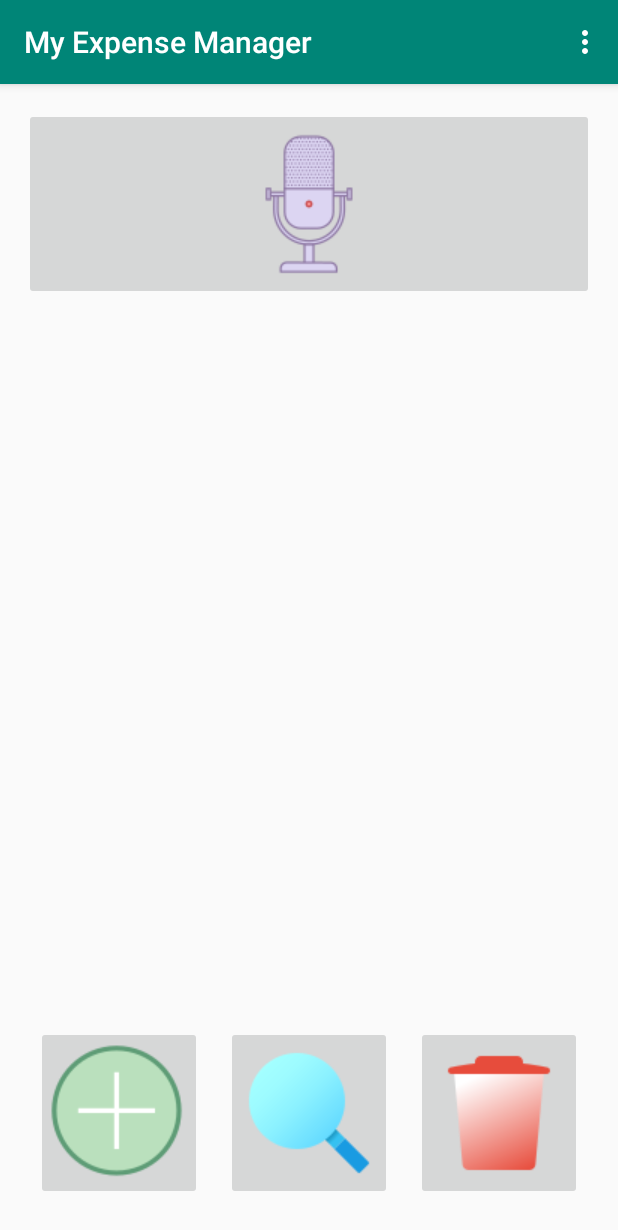
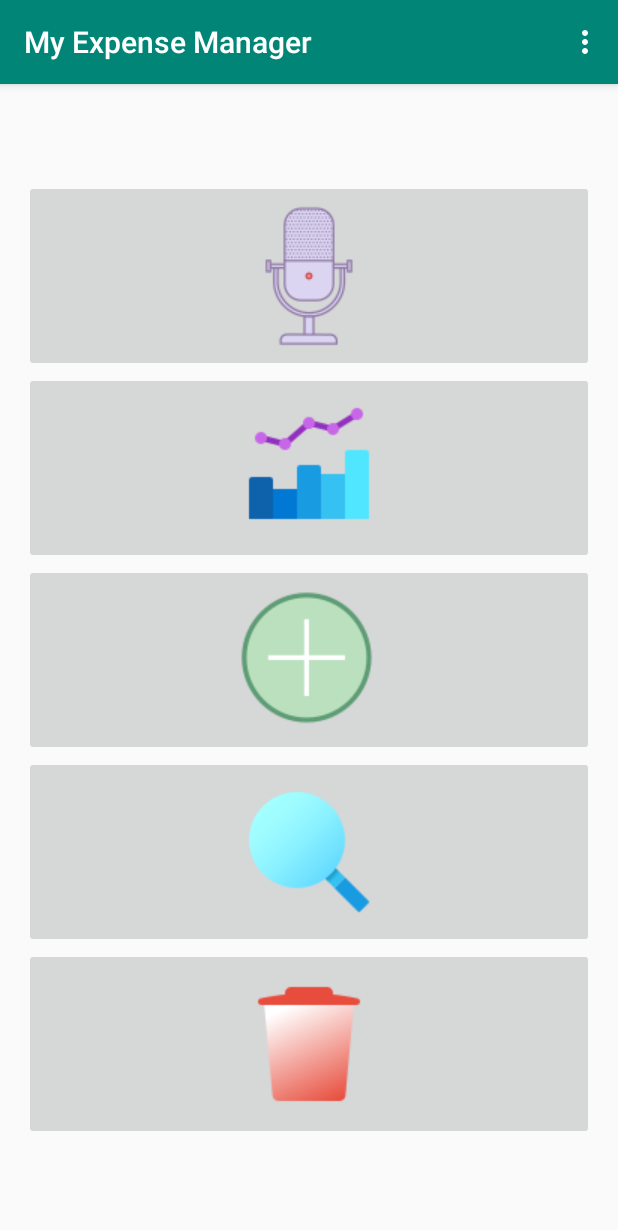
Before and after one commit to ShrirangPatil/My-Expense-Manager, an Android app: the screen it shows after launch (MainActivity), on a phone screen of 412 x 824 dp. Shown: the top 1230 px of the screen. Run offline under Robolectric (Android 15) with nearby library versions, the phone set to English and light mode, and no system bars.

Commit message:
Added graph activity and polished some views

```diff
--- a/app/src/main/java/com/example/android/myexpensemanager/MainActivity.java
+++ b/app/src/main/java/com/example/android/myexpensemanager/MainActivity.java
@@ -32,6 +32,19 @@ public class MainActivity extends AppCompatActivity {
                 startActivity(addIntent);
             }
         });
+
+        ImageButton graphButton = findViewById(R.id.mxm_graph);
+        graphButton.setOnClickListener(new View.OnClickListener() {
+            @Override
+            public void onClick(View view) {
+                //Intent to Add Activity
+                Intent addIntent = new Intent();
+                addIntent.setClass(MainActivity.this, GraphExpense.class);
+                Log.i(TAG, "Graph Activity Launched");
+                startActivity(addIntent);
+            }
+        });
+
         ImageButton addButton = findViewById(R.id.mxm_add);
         addButton.setOnClickListener(new View.OnClickListener() {
             @Override
--- a/app/src/main/res/layout/activity_main.xml
+++ b/app/src/main/res/layout/activity_main.xml
@@ -1,9 +1,11 @@
 <?xml version="1.0" encoding="utf-8"?>
-<RelativeLayout xmlns:android="http://schemas.android.com/apk/res/android"
+<LinearLayout xmlns:android="http://schemas.android.com/apk/res/android"
     xmlns:tools="http://schemas.android.com/tools"
     android:layout_width="match_parent"
     android:layout_height="match_parent"
     android:padding="16dp"
+    android:gravity="center"
+    android:orientation="vertical"
     tools:context=".MainActivity">
 
     <ImageButton
@@ -11,41 +13,38 @@
         android:layout_width="match_parent"
         android:layout_height="wrap_content"
         android:padding="16dp"
-        android:contentDescription="@string/add_button"
+        android:contentDescription="@string/vr_button"
         android:src="@drawable/microphone_96" />
 
-    <LinearLayout
+    <ImageButton
+        android:id="@+id/mxm_graph"
         android:layout_width="match_parent"
         android:layout_height="wrap_content"
-        android:layout_alignParentBottom="true"
-        android:gravity="bottom"
-        android:orientation="horizontal">
+        android:padding="16dp"
+        android:contentDescription="@string/graph_button"
+        android:src="@drawable/chart_96"/>
 
     <ImageButton
         android:id="@+id/mxm_add"
-            android:layout_width="0dp"
-            android:layout_height="match_parent"
-            android:layout_margin="8dp"
-            android:layout_weight="1"
+        android:layout_width="match_parent"
+        android:layout_height="wrap_content"
+        android:padding="16dp"
         android:contentDescription="@string/add_button"
         android:src="@drawable/add_96" />
 
     <ImageButton
         android:id="@+id/mxm_search"
-            android:layout_width="0dp"
-            android:layout_height="match_parent"
-            android:layout_margin="8dp"
-            android:layout_weight="1"
+        android:layout_width="match_parent"
+        android:layout_height="wrap_content"
+        android:padding="16dp"
         android:contentDescription="@string/search_button"
         android:src="@drawable/search_96" />
 
     <ImageButton
         android:id="@+id/mxm_delete"
-            android:layout_width="0dp"
-            android:layout_height="match_parent"
-            android:layout_margin="8dp"
-            android:layout_weight="1"
+        android:layout_width="match_parent"
+        android:layout_height="wrap_content"
+        android:padding="16dp"
         android:contentDescription="@string/delete_button"
         android:src="@drawable/remove_96" />
 </LinearLayout>
-</RelativeLayout>
--- a/app/src/main/res/values/strings.xml
+++ b/app/src/main/res/values/strings.xml
@@ -8,6 +8,8 @@
     <string name="calender_button">Calender</string>
     <string name="convert_button">Convert</string>
     <string name="base_button">Refactor</string>
+    <string name="vr_button">VR</string>
+    <string name="graph_button">Graphs</string>
 
     <string name="cost_edit_text">Cost</string>
     <string name="desc_edit_text">Description</string>
--- a/build.gradle
+++ b/build.gradle
@@ -7,7 +7,7 @@ buildscript {
 
     }
     dependencies {
-        classpath 'com.android.tools.build:gradle:3.5.1'
+        classpath 'com.android.tools.build:gradle:4.0.1'
 
         // NOTE: Do not place your application dependencies here; they belong
         // in the individual module build.gradle files
```
Also changed, not shown: app/src/main/AndroidManifest.xml (+9 -2 lines), app/src/main/java/com/example/android/myexpensemanager/ExpenseAdapter.java (+62 -8 lines), app/src/main/java/com/example/android/myexpensemanager/GraphExpense.java (added, +70 -0 lines), app/src/main/java/com/example/android/myexpensemanager/QueryExpense.java (+41 -4 lines), app/src/main/java/com/example/android/myexpensemanager/Settings.java (+6 -7 lines), app/src/main/res/layout/activity_graph_expense.xml (added, +9 -0 lines), app/src/main/res/layout/activity_query_expense.xml (+1 -24 lines), app/src/main/res/layout/activity_settings.xml (+13 -1 lines), app/src/main/res/layout/layout_expense_list.xml (+12 -12 lines), app/src/main/res/drawable/chart_96.png (added), app/src/main/res/drawable/moon_96.png (added), gradle/wrapper/gradle-wrapper.properties. Lines whose indentation alone changed are shown as unchanged.
